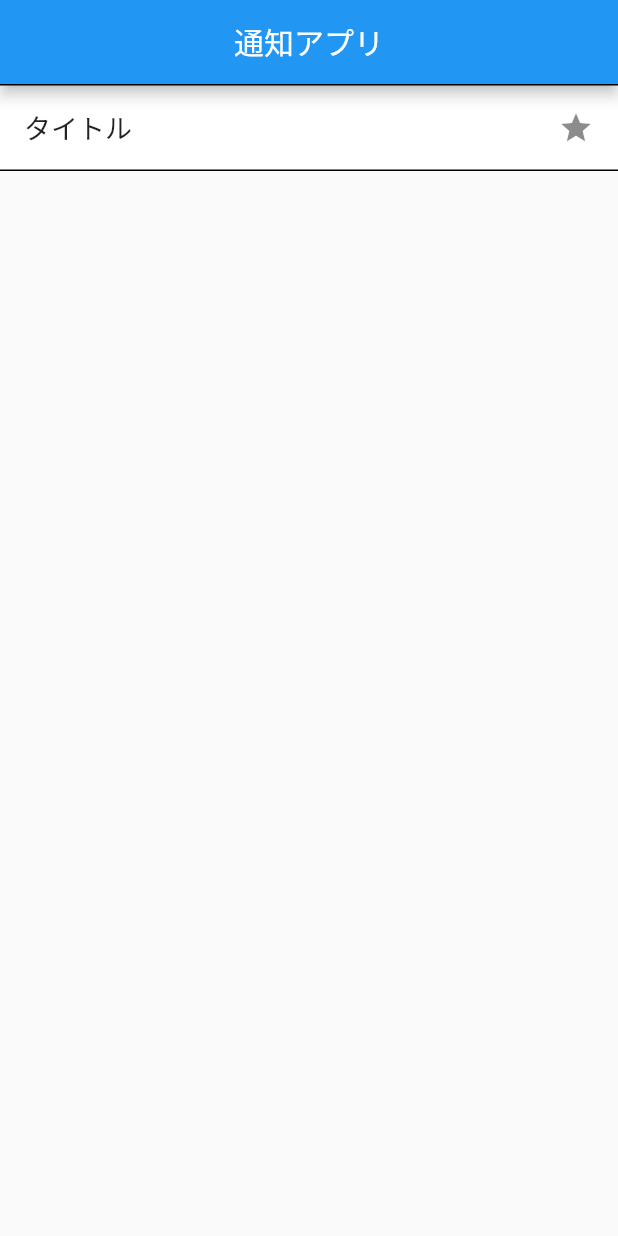
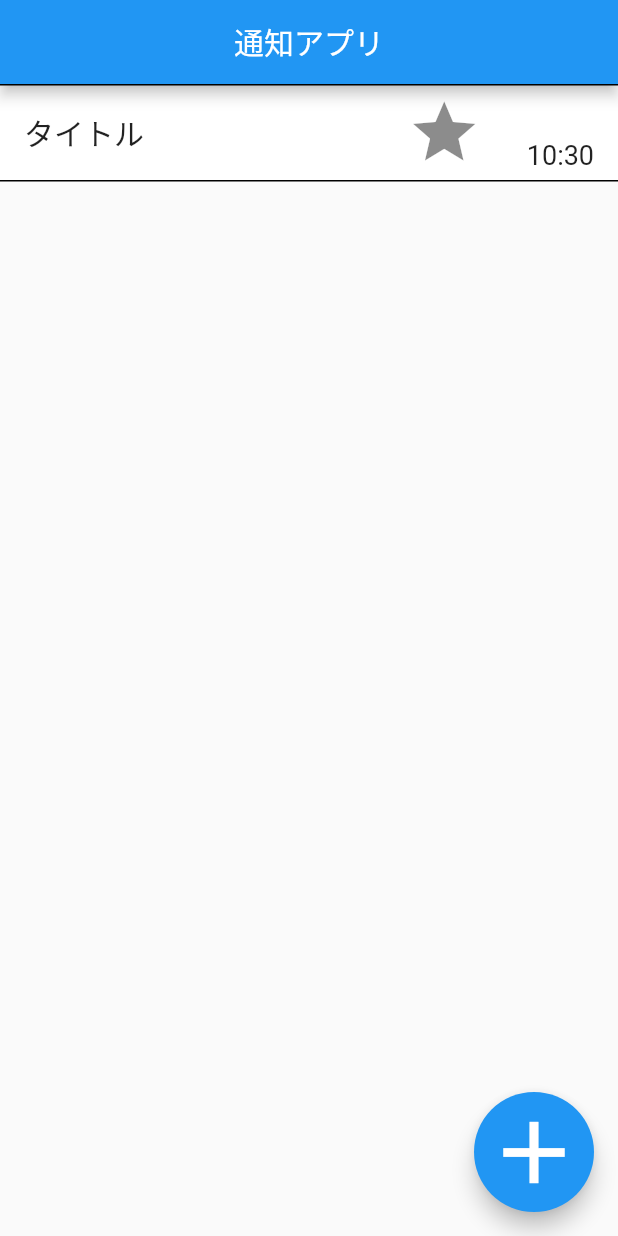
Before and after one commit to KitagawaFuuga/Notidicatinapp, a Flutter app: the screen it shows after launch, on a phone screen of 412 x 824 dp. Run offline on Flutter 3.47's test engine with Material 2 defaults, Android fonts, the phone set to English and light mode, and no system bars.

Commit message:
ファイルを分けました

```diff
--- a/lib/topscreen.dart
+++ b/lib/topscreen.dart
@@ -1,5 +1,6 @@
 import 'package:flutter/material.dart';
-
+import 'GetTime.dart';
+import 'Dialogparts.dart';
 class TopScreen extends StatefulWidget {
   const TopScreen({Key? key}) : super(key: key);
 
@@ -8,24 +9,39 @@ class TopScreen extends StatefulWidget {
 }
 
 class ListItems {
-  final String title;
-  final IconData icon;
-  final TimeOfDay time;
+  String title;
+  IconData icon;
+  TimeOfDay time;
 
   ListItems(this.title, this.icon, this.time);
 }
 
 class _TopScreenState extends State<TopScreen> {
+
   List<ListItems> titleLists = [
     ListItems("タイトル", Icons.star, TimeOfDay.now())
   ];
 
+  int Count = 0;
+  String setting_time_text = "";
+
   @override
   Widget build(BuildContext context) {
+
     return Scaffold(
       appBar: AppBar(
         title: const Center(
           child: Text("通知アプリ"),
+        ),
+      ),
+      floatingActionButton: SizedBox(
+        width: 80,
+        height: 80,
+        child: FloatingActionButton(
+          onPressed: (){
+            DialogTenp(context,setting_time_text,Count, setState, titleLists);
+          },
+          child: const Icon(Icons.add,size: 70),
         ),
       ),
       body: Container(
@@ -33,6 +49,7 @@ class _TopScreenState extends State<TopScreen> {
           itemCount: titleLists.length,
           itemBuilder: (context, index) {
             return Container(
+              height: 65,
               decoration: const BoxDecoration(
                 border: Border(
                   top: BorderSide(width: 1.0),
@@ -40,13 +57,24 @@ class _TopScreenState extends State<TopScreen> {
                 ),
                 color: Colors.white,
               ),
-              child: ListTile(
-                title: Text(
-                  titleLists[index].title,
-                  textAlign: TextAlign.left,
-                  style: const TextStyle(fontSize: 18),
+              child: Center(
+                child: ListTile(
+                  title: Text(
+                    titleLists[index].title,
+                    textAlign: TextAlign.left,
+                    style: const TextStyle(fontSize: 20),
+                  ),
+                  trailing: Wrap(
+                    children: [
+                      Icon(titleLists[index].icon,size: 50),
+                      Container(
+                        margin: EdgeInsets.only(top: 30, left: 30),
+                        child: Text("${titleLists[index].time.hour}:${titleLists[index].time.minute}", style: TextStyle(fontSize: 18)),
+                      )
+                    ]
+                  ),
+                  onTap: (){},
                 ),
-                trailing: Icon(titleLists[index].icon)
               ),
             );
           },
@@ -54,4 +82,9 @@ class _TopScreenState extends State<TopScreen> {
       ),
     );
   }
+
+  Future<void> SetTimes(BuildContext context, int count) async{
+    await GetTime(context, count, titleLists);
+  }
+
 }
```
Also changed, not shown: lib/Dialogparts.dart (added, +110 -0 lines), lib/GetTime.dart (added, +14 -0 lines).
